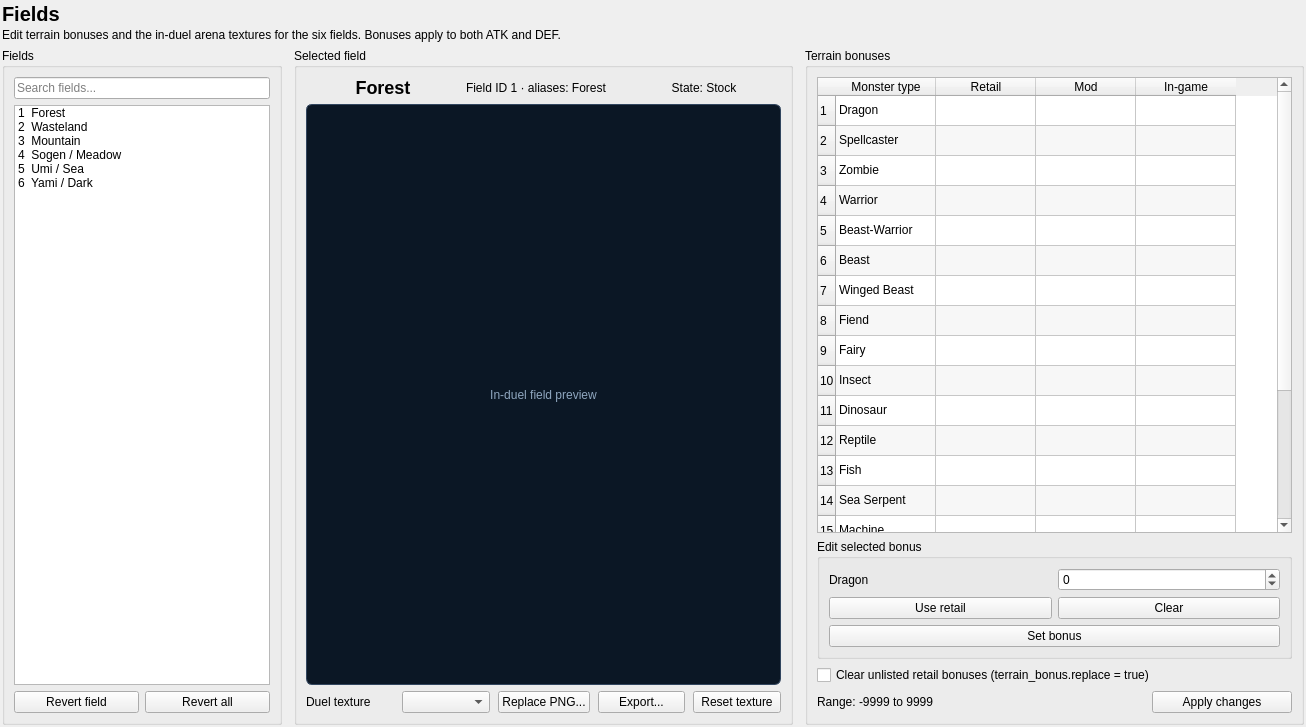
This is tools/pc/fm_editor/qt/fields_page_compat.ui in yamyi/YGOFM-DecompRecomp as Qt 5 draws it before an edit. The edited form follows.
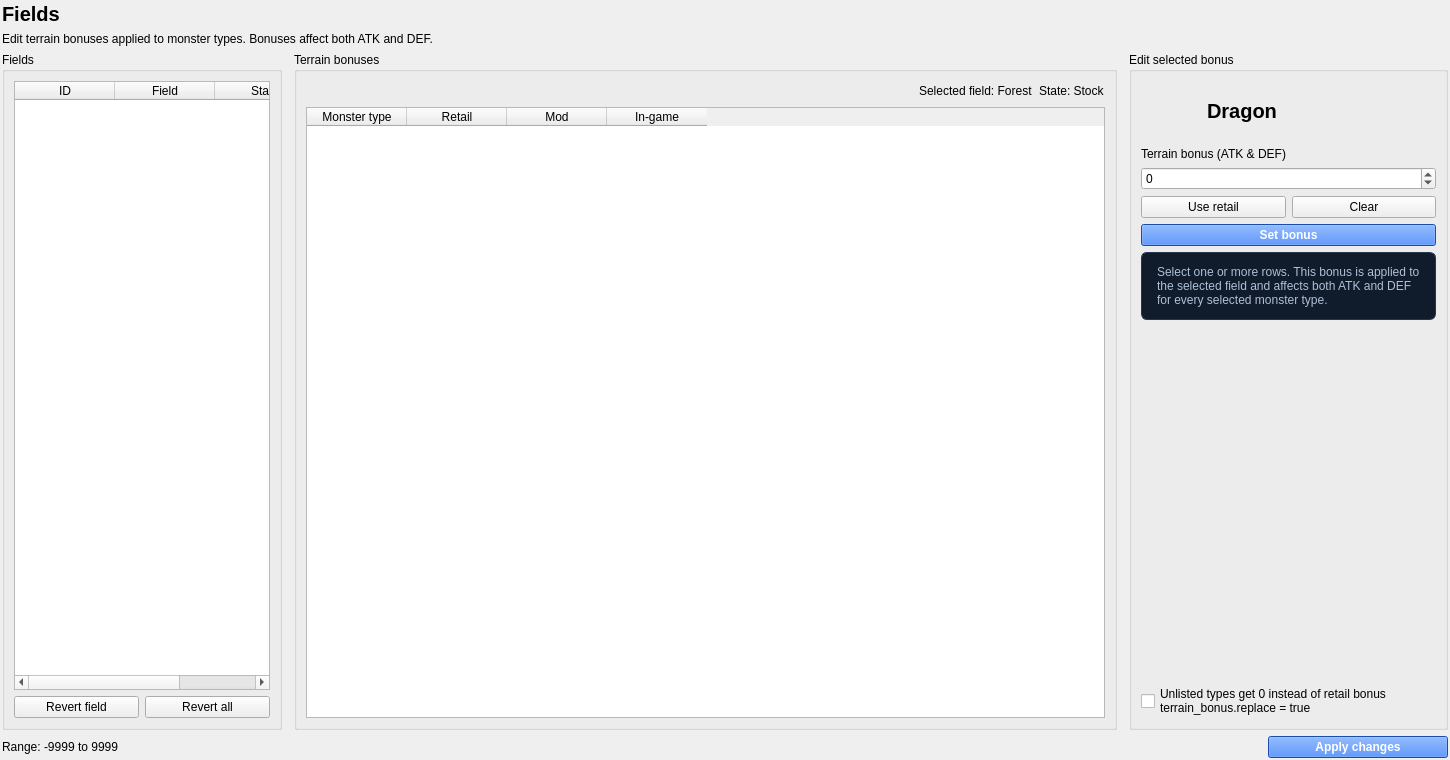
This is the edited form.

Commit message: Expand modern PySide editor workflows

```diff
--- a/tools/pc/fm_editor/qt/fields_page_compat.ui
+++ b/tools/pc/fm_editor/qt/fields_page_compat.ui
@@ -2,522 +2,51 @@
 <ui version="4.0">
  <class>FieldsPage</class>
  <widget class="QWidget" name="FieldsPage">
-  <property name="geometry">
-   <rect>
-    <x>0</x>
-    <y>0</y>
-    <width>1306</width>
-    <height>727</height>
-   </rect>
-  </property>
-  <property name="windowTitle">
-   <string>Fields</string>
-  </property>
+  <property name="geometry"><rect><x>0</x><y>0</y><width>1450</width><height>760</height></rect></property>
+  <property name="windowTitle"><string>Fields</string></property>
   <layout class="QVBoxLayout" name="fieldsPageLayout">
-   <property name="leftMargin">
-    <number>2</number>
-   </property>
-   <property name="topMargin">
-    <number>2</number>
-   </property>
-   <property name="rightMargin">
-    <number>2</number>
-   </property>
-   <property name="bottomMargin">
-    <number>2</number>
-   </property>
+   <property name="leftMargin"><number>2</number></property><property name="topMargin"><number>2</number></property><property name="rightMargin"><number>2</number></property><property name="bottomMargin"><number>2</number></property>
+   <item><widget class="QLabel" name="fieldsTitle"><property name="styleSheet"><string notr="true">font-size: 20px; font-weight: 700;</string></property><property name="text"><string>Fields</string></property></widget></item>
+   <item><widget class="QLabel" name="fieldsIntro"><property name="text"><string>Edit terrain bonuses applied to monster types. Bonuses affect both ATK and DEF.</string></property></widget></item>
    <item>
-    <layout class="QVBoxLayout" name="fieldsTitleLayout">
-     <property name="spacing">
-      <number>2</number>
-     </property>
-     <item>
-      <widget class="QLabel" name="fieldsTitle">
-       <property name="styleSheet">
-        <string notr="true">font-size: 20px; font-weight: 700;</string>
-       </property>
-       <property name="text">
-        <string>Fields</string>
-       </property>
-      </widget>
-     </item>
-     <item>
-      <widget class="QLabel" name="fieldsIntro">
-       <property name="text">
-           <string>Edit terrain bonuses and the in-duel arena textures for the six fields. Bonuses apply to both ATK and DEF.</string>
-       </property>
-      </widget>
-     </item>
-    </layout>
-   </item>
-   <item>
-    <layout class="QHBoxLayout" name="fieldsBodyLayout" stretch="0,1,1">
-     <property name="spacing">
-      <number>12</number>
-     </property>
+    <layout class="QHBoxLayout" name="fieldsBodyLayout" stretch="0,1,0">
+     <property name="spacing"><number>12</number></property>
      <item>
       <widget class="QGroupBox" name="fieldSelectionGroup">
-       <property name="minimumSize">
-        <size>
-         <width>220</width>
-         <height>0</height>
-        </size>
-       </property>
-       <property name="maximumSize">
-        <size>
-         <width>280</width>
-         <height>16777215</height>
-        </size>
-       </property>
-       <property name="title">
-        <string>Fields</string>
-       </property>
+       <property name="minimumSize"><size><width>280</width><height>0</height></size></property><property name="maximumSize"><size><width>340</width><height>16777215</height></size></property><property name="title"><string>Fields</string></property>
        <layout class="QVBoxLayout" name="fieldSelectionLayout">
-        <item>
-         <widget class="QLineEdit" name="fieldSearchEdit">
-          <property name="placeholderText">
-           <string>Search fields...</string>
-          </property>
-         </widget>
-        </item>
-        <item>
-         <widget class="QListWidget" name="fieldList">
-          <item>
-           <property name="text">
-            <string>1  Forest</string>
-           </property>
-          </item>
-          <item>
-           <property name="text">
-            <string>2  Wasteland</string>
-           </property>
-          </item>
-          <item>
-           <property name="text">
-            <string>3  Mountain</string>
-           </property>
-          </item>
-          <item>
-           <property name="text">
-            <string>4  Sogen / Meadow</string>
-           </property>
-          </item>
-          <item>
-           <property name="text">
-            <string>5  Umi / Sea</string>
-           </property>
-          </item>
-          <item>
-           <property name="text">
-            <string>6  Yami / Dark</string>
-           </property>
-          </item>
-         </widget>
-        </item>
-        <item>
-         <layout class="QHBoxLayout" name="fieldListButtonsLayout">
-          <item>
-           <widget class="QPushButton" name="revertFieldButton">
-            <property name="text">
-             <string>Revert field</string>
-            </property>
-           </widget>
-          </item>
-          <item>
-           <widget class="QPushButton" name="revertAllFieldsButton">
-            <property name="text">
-             <string>Revert all</string>
-            </property>
-           </widget>
-          </item>
-         </layout>
-        </item>
-       </layout>
-      </widget>
-     </item>
-     <item>
-      <widget class="QGroupBox" name="fieldPreviewGroup">
-       <property name="sizePolicy">
-        <sizepolicy hsizetype="Preferred" vsizetype="Preferred">
-         <horstretch>0</horstretch>
-         <verstretch>0</verstretch>
-        </sizepolicy>
-       </property>
-       <property name="title">
-        <string>Selected field</string>
-       </property>
-       <layout class="QVBoxLayout" name="fieldPreviewLayout" stretch="0,1,0">
-        <item>
-         <layout class="QHBoxLayout" name="selectedFieldHeaderLayout">
-          <item>
-           <layout class="QVBoxLayout" name="selectedFieldHeaderTextLayout">
-            <property name="spacing">
-             <number>2</number>
-            </property>
-            <item>
-             <widget class="QLabel" name="selectedFieldName">
-              <property name="styleSheet">
-               <string notr="true">font-size: 18px; font-weight: 700;</string>
-              </property>
-              <property name="text">
-               <string>Forest</string>
-              </property>
-              <property name="alignment">
-               <set>Qt::AlignmentFlag::AlignCenter</set>
-              </property>
-             </widget>
-            </item>
-           </layout>
-          </item>
-          <item>
-           <widget class="QLabel" name="selectedFieldInfo">
-            <property name="text">
-             <string>Field ID 1 · aliases: Forest</string>
-            </property>
-           </widget>
-          </item>
-          <item>
-           <widget class="QLabel" name="fieldStateLabel">
-            <property name="text">
-             <string>State: Stock</string>
-            </property>
-            <property name="alignment">
-             <set>Qt::AlignmentFlag::AlignCenter</set>
-            </property>
-           </widget>
-          </item>
-         </layout>
-        </item>
-        <item>
-         <widget class="QLabel" name="fieldPreview">
-          <property name="minimumSize">
-           <size>
-            <width>420</width>
-            <height>260</height>
-           </size>
-          </property>
-          <property name="styleSheet">
-           <string notr="true">QLabel { background: #0b1725; border: 1px solid #32465f; border-radius: 6px; color: #8fa6bf; }</string>
-          </property>
-          <property name="text">
-           <string>In-duel field preview</string>
-          </property>
-          <property name="scaledContents">
-           <bool>false</bool>
-          </property>
-          <property name="alignment">
-           <set>Qt::AlignmentFlag::AlignCenter</set>
-          </property>
-         </widget>
-        </item>
-        <item>
-         <layout class="QHBoxLayout" name="fieldTextureControlsLayout">
-          <property name="spacing">
-           <number>8</number>
-          </property>
-          <item>
-           <widget class="QLabel" name="fieldTextureLabel">
-            <property name="text">
-             <string>Duel texture</string>
-            </property>
-           </widget>
-          </item>
-          <item>
-           <widget class="QComboBox" name="fieldTextureCombo"/>
-          </item>
-          <item>
-           <widget class="QPushButton" name="replaceFieldTextureButton">
-            <property name="text">
-             <string>Replace PNG...</string>
-            </property>
-           </widget>
-          </item>
-          <item>
-           <widget class="QPushButton" name="exportFieldTextureButton">
-            <property name="text">
-             <string>Export...</string>
-            </property>
-           </widget>
-          </item>
-          <item>
-           <widget class="QPushButton" name="revertFieldTextureButton">
-            <property name="text">
-             <string>Reset texture</string>
-            </property>
-           </widget>
-          </item>
-         </layout>
-        </item>
+        <item><widget class="QTableWidget" name="fieldTable"><property name="editTriggers"><set>QAbstractItemView::EditTrigger::NoEditTriggers</set></property><property name="alternatingRowColors"><bool>true</bool></property><property name="selectionMode"><enum>QAbstractItemView::SelectionMode::SingleSelection</enum></property><property name="selectionBehavior"><enum>QAbstractItemView::SelectionBehavior::SelectRows</enum></property><property name="columnCount"><number>3</number></property><column><property name="text"><string>ID</string></property></column><column><property name="text"><string>Field</string></property></column><column><property name="text"><string>State</string></property></column></widget></item>
+        <item><layout class="QHBoxLayout" name="fieldListButtonsLayout"><item><widget class="QPushButton" name="revertFieldButton"><property name="text"><string>Revert field</string></property></widget></item><item><widget class="QPushButton" name="revertAllFieldsButton"><property name="text"><string>Revert all</string></property></widget></item></layout></item>
        </layout>
       </widget>
      </item>
      <item>
       <widget class="QGroupBox" name="fieldBonusesGroup">
-       <property name="title">
-        <string>Terrain bonuses</string>
-       </property>
+       <property name="title"><string>Terrain bonuses</string></property>
        <layout class="QVBoxLayout" name="fieldBonusesLayout">
-        <item>
-         <widget class="QTableWidget" name="terrainBonusTable">
-          <property name="editTriggers">
-           <set>QAbstractItemView::EditTrigger::NoEditTriggers</set>
-          </property>
-          <property name="alternatingRowColors">
-           <bool>true</bool>
-          </property>
-          <property name="selectionMode">
-           <enum>QAbstractItemView::SelectionMode::SingleSelection</enum>
-          </property>
-          <property name="selectionBehavior">
-           <enum>QAbstractItemView::SelectionBehavior::SelectRows</enum>
-          </property>
-          <property name="rowCount">
-           <number>20</number>
-          </property>
-          <property name="columnCount">
-           <number>4</number>
-          </property>
-          <row/>
-          <row/>
-          <row/>
-          <row/>
-          <row/>
-          <row/>
-          <row/>
-          <row/>
-          <row/>
-          <row/>
-          <row/>
-          <row/>
-          <row/>
-          <row/>
-          <row/>
-          <row/>
-          <row/>
-          <row/>
-          <row/>
-          <row/>
-          <column>
-           <property name="text">
-            <string>Monster type</string>
-           </property>
-          </column>
-          <column>
-           <property name="text">
-            <string>Retail</string>
-           </property>
-          </column>
-          <column>
-           <property name="text">
-            <string>Mod</string>
-           </property>
-          </column>
-          <column>
-           <property name="text">
-            <string>In-game</string>
-           </property>
-          </column>
-          <item row="0" column="0">
-           <property name="text">
-            <string>Dragon</string>
-           </property>
-          </item>
-          <item row="1" column="0">
-           <property name="text">
-            <string>Spellcaster</string>
-           </property>
-          </item>
-          <item row="2" column="0">
-           <property name="text">
-            <string>Zombie</string>
-           </property>
-          </item>
-          <item row="3" column="0">
-           <property name="text">
-            <string>Warrior</string>
-           </property>
-          </item>
-          <item row="4" column="0">
-           <property name="text">
-            <string>Beast-Warrior</string>
-           </property>
-          </item>
-          <item row="5" column="0">
-           <property name="text">
-            <string>Beast</string>
-           </property>
-          </item>
-          <item row="6" column="0">
-           <property name="text">
-            <string>Winged Beast</string>
-           </property>
-          </item>
-          <item row="7" column="0">
-           <property name="text">
-            <string>Fiend</string>
-           </property>
-          </item>
-          <item row="8" column="0">
-           <property name="text">
-            <string>Fairy</string>
-           </property>
-          </item>
-          <item row="9" column="0">
-           <property name="text">
-            <string>Insect</string>
-           </property>
-          </item>
-          <item row="10" column="0">
-           <property name="text">
-            <string>Dinosaur</string>
-           </property>
-          </item>
-          <item row="11" column="0">
-           <property name="text">
-            <string>Reptile</string>
-           </property>
-          </item>
-          <item row="12" column="0">
-           <property name="text">
-            <string>Fish</string>
-           </property>
-          </item>
-          <item row="13" column="0">
-           <property name="text">
-            <string>Sea Serpent</string>
-           </property>
-          </item>
-          <item row="14" column="0">
-           <property name="text">
-            <string>Machine</string>
-           </property>
-          </item>
-          <item row="15" column="0">
-           <property name="text">
-            <string>Thunder</string>
-           </property>
-          </item>
-          <item row="16" column="0">
-           <property name="text">
-            <string>Aqua</string>
-           </property>
-          </item>
-          <item row="17" column="0">
-           <property name="text">
-            <string>Pyro</string>
-           </property>
-          </item>
-          <item row="18" column="0">
-           <property name="text">
-            <string>Rock</string>
-           </property>
-          </item>
-          <item row="19" column="0">
-           <property name="text">
-            <string>Plant</string>
-           </property>
-          </item>
-         </widget>
-        </item>
-        <item>
-         <widget class="QGroupBox" name="bonusEditorGroup">
-          <property name="title">
-           <string>Edit selected bonus</string>
-          </property>
-          <layout class="QGridLayout" name="bonusEditorLayout">
-           <item row="0" column="0">
-            <widget class="QLabel" name="selectedMonsterTypeLabel">
-             <property name="text">
-              <string>Dragon</string>
-             </property>
-            </widget>
-           </item>
-           <item row="0" column="1">
-            <widget class="QSpinBox" name="terrainBonusSpinBox">
-             <property name="minimum">
-              <number>-9999</number>
-             </property>
-             <property name="maximum">
-              <number>9999</number>
-             </property>
-             <property name="singleStep">
-              <number>100</number>
-             </property>
-            </widget>
-           </item>
-           <item row="1" column="0">
-            <widget class="QPushButton" name="useRetailTerrainBonusButton">
-             <property name="text">
-              <string>Use retail</string>
-             </property>
-            </widget>
-           </item>
-           <item row="1" column="1">
-            <widget class="QPushButton" name="clearTerrainBonusButton">
-             <property name="text">
-              <string>Clear</string>
-             </property>
-            </widget>
-           </item>
-           <item row="2" column="0" colspan="2">
-            <widget class="QPushButton" name="setTerrainBonusButton">
-             <property name="text">
-              <string>Set bonus</string>
-             </property>
-            </widget>
-           </item>
-          </layout>
-         </widget>
-        </item>
-        <item>
-         <widget class="QCheckBox" name="replaceTerrainBonusesCheckBox">
-          <property name="text">
-           <string>Clear unlisted retail bonuses (terrain_bonus.replace = true)</string>
-          </property>
-         </widget>
-        </item>
-        <item>
-         <layout class="QHBoxLayout" name="fieldsFooterLayout">
-          <item>
-           <widget class="QLabel" name="terrainBonusRangeLabel">
-            <property name="text">
-             <string>Range: -9999 to 9999</string>
-            </property>
-           </widget>
-          </item>
-          <item>
-           <spacer name="fieldsFooterSpacer">
-            <property name="orientation">
-             <enum>Qt::Orientation::Horizontal</enum>
-            </property>
-            <property name="sizeHint" stdset="0">
-             <size>
-              <width>40</width>
-              <height>20</height>
-             </size>
-            </property>
-           </spacer>
-          </item>
-          <item>
-           <widget class="QPushButton" name="applyFieldsButton">
-            <property name="minimumSize">
-             <size>
-              <width>140</width>
-              <height>0</height>
-             </size>
-            </property>
-            <property name="text">
-             <string>Apply changes</string>
-            </property>
-           </widget>
-          </item>
-         </layout>
-        </item>
+        <item><layout class="QHBoxLayout" name="selectedFieldLayout"><item><spacer name="selectedFieldSpacer"><property name="orientation"><enum>Qt::Orientation::Horizontal</enum></property><property name="sizeHint" stdset="0"><size><width>40</width><height>20</height></size></property></spacer></item><item><widget class="QLabel" name="selectedFieldSummaryLabel"><property name="text"><string>Selected field: Forest</string></property></widget></item><item><widget class="QLabel" name="fieldStateLabel"><property name="text"><string>State: Stock</string></property></widget></item></layout></item>
+        <item><widget class="QTableWidget" name="terrainBonusTable"><property name="editTriggers"><set>QAbstractItemView::EditTrigger::NoEditTriggers</set></property><property name="alternatingRowColors"><bool>true</bool></property><property name="selectionMode"><enum>QAbstractItemView::SelectionMode::ExtendedSelection</enum></property><property name="selectionBehavior"><enum>QAbstractItemView::SelectionBehavior::SelectRows</enum></property><property name="columnCount"><number>4</number></property><column><property name="text"><string>Monster type</string></property></column><column><property name="text"><string>Retail</string></property></column><column><property name="text"><string>Mod</string></property></column><column><property name="text"><string>In-game</string></property></column></widget></item>
+       </layout>
+      </widget>
+     </item>
+     <item>
+      <widget class="QGroupBox" name="bonusEditorGroup">
+       <property name="minimumSize"><size><width>315</width><height>0</height></size></property><property name="maximumSize"><size><width>385</width><height>16777215</height></size></property><property name="title"><string>Edit selected bonus</string></property>
+       <layout class="QVBoxLayout" name="bonusEditorLayout">
+        <item><layout class="QHBoxLayout" name="selectedTypeLayout"><item><widget class="QLabel" name="selectedMonsterTypeIcon"><property name="minimumSize"><size><width>60</width><height>60</height></size></property><property name="maximumSize"><size><width>60</width><height>60</height></size></property><property name="alignment"><set>Qt::AlignmentFlag::AlignCenter</set></property></widget></item><item><widget class="QLabel" name="selectedMonsterTypeLabel"><property name="styleSheet"><string notr="true">font-size: 20px; font-weight: 700;</string></property><property name="text"><string>Dragon</string></property></widget></item></layout></item>
+        <item><widget class="QLabel" name="terrainBonusDescription"><property name="text"><string>Terrain bonus (ATK &amp; DEF)</string></property></widget></item>
+        <item><widget class="QSpinBox" name="terrainBonusSpinBox"><property name="minimum"><number>-9999</number></property><property name="maximum"><number>9999</number></property><property name="singleStep"><number>100</number></property></widget></item>
+        <item><layout class="QHBoxLayout" name="bonusEditorButtonsLayout"><item><widget class="QPushButton" name="useRetailTerrainBonusButton"><property name="text"><string>Use retail</string></property></widget></item><item><widget class="QPushButton" name="clearTerrainBonusButton"><property name="text"><string>Clear</string></property></widget></item></layout></item>
+        <item><widget class="QPushButton" name="setTerrainBonusButton"><property name="styleSheet"><string notr="true">background: #216cf1; border-color: #216cf1; color: white; font-weight: 600;</string></property><property name="text"><string>Set bonus</string></property></widget></item>
+        <item><widget class="QLabel" name="terrainBonusHelpLabel"><property name="wordWrap"><bool>true</bool></property><property name="styleSheet"><string notr="true">padding: 12px; color: #aebfd6; background: #101b2b; border: 1px solid #26374c; border-radius: 6px;</string></property><property name="text"><string>Select one or more rows. This bonus is applied to the selected field and affects both ATK and DEF for every selected monster type.</string></property></widget></item>
+        <item><spacer name="bonusEditorSpacer"><property name="orientation"><enum>Qt::Orientation::Vertical</enum></property><property name="sizeHint" stdset="0"><size><width>20</width><height>40</height></size></property></spacer></item>
+        <item><widget class="QCheckBox" name="replaceTerrainBonusesCheckBox"><property name="text"><string>Unlisted types get 0 instead of retail bonus&#10;terrain_bonus.replace = true</string></property></widget></item>
        </layout>
       </widget>
      </item>
     </layout>
    </item>
+   <item><layout class="QHBoxLayout" name="fieldsFooterLayout"><item><widget class="QLabel" name="terrainBonusRangeLabel"><property name="text"><string>Range: -9999 to 9999</string></property></widget></item><item><spacer name="fieldsFooterSpacer"><property name="orientation"><enum>Qt::Orientation::Horizontal</enum></property><property name="sizeHint" stdset="0"><size><width>40</width><height>20</height></size></property></spacer></item><item><widget class="QPushButton" name="applyFieldsButton"><property name="styleSheet"><string notr="true">background: #216cf1; border-color: #216cf1; color: white; font-weight: 600;</string></property><property name="minimumSize"><size><width>180</width><height>0</height></size></property><property name="text"><string>Apply changes</string></property></widget></item></layout></item>
   </layout>
  </widget>
  <resources/>
```
Left out of the diff: 3 changed lines with no effect on the pictures. The commit also changes 31 other files.
